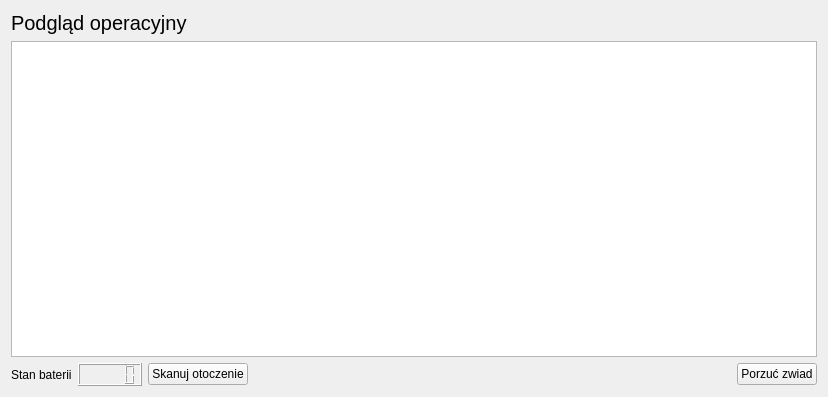
This is SilberScout/ControlSilber.ui in Slagvi/SilberScout as Qt 5 draws it before an edit. The edited form follows.
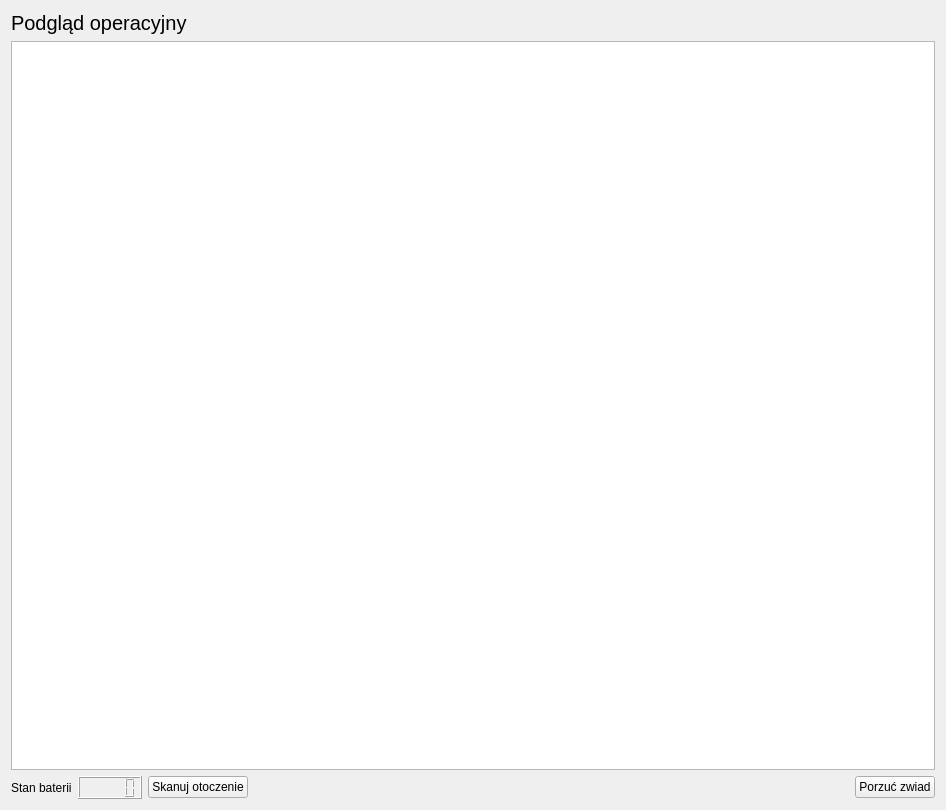
This is the edited form.

```diff
--- a/SilberScout/ControlSilber.ui
+++ b/SilberScout/ControlSilber.ui
@@ -6,8 +6,8 @@
    <rect>
     <x>0</x>
     <y>0</y>
-    <width>828</width>
-    <height>397</height>
+    <width>946</width>
+    <height>810</height>
    </rect>
   </property>
   <property name="windowTitle">
@@ -27,7 +27,20 @@
     </widget>
    </item>
    <item>
-    <widget class="QGraphicsView" name="graphicsView"/>
+    <widget class="QGraphicsView" name="graphicsView">
+     <property name="sizePolicy">
+      <sizepolicy hsizetype="Expanding" vsizetype="Expanding">
+       <horstretch>0</horstretch>
+       <verstretch>0</verstretch>
+      </sizepolicy>
+     </property>
+     <property name="verticalScrollBarPolicy">
+      <enum>Qt::ScrollBarAlwaysOff</enum>
+     </property>
+     <property name="horizontalScrollBarPolicy">
+      <enum>Qt::ScrollBarAlwaysOff</enum>
+     </property>
+    </widget>
    </item>
    <item>
     <layout class="QHBoxLayout" name="horizontalLayout">
```
Left out of the diff: 3 changed lines with no effect on the pictures.
